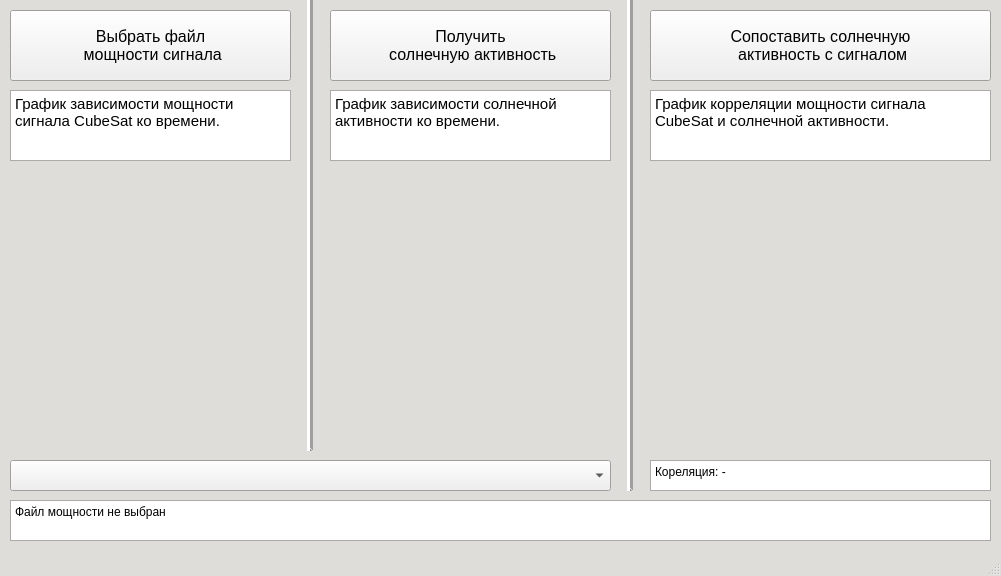
DocD-12/cubsat_data, file main.ui: the form before one commit.
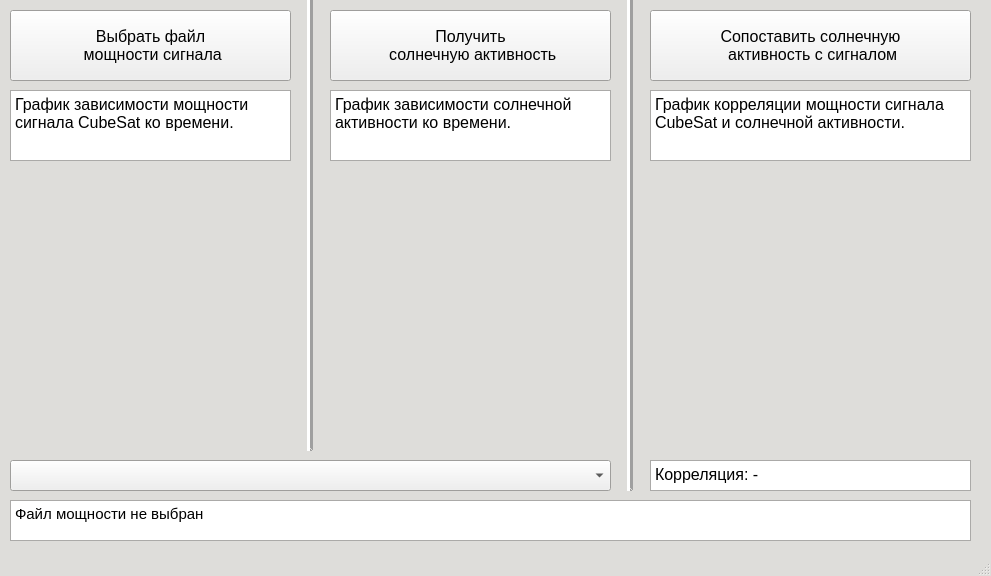
The form after the commit. Icons and pictures are not drawn. Custom widgets are drawn as their Qt base class.

Commit message: main.ui: обновлён дизайн.

```diff
--- a/main.ui
+++ b/main.ui
@@ -6,7 +6,7 @@
    <rect>
     <x>0</x>
     <y>0</y>
-    <width>1001</width>
+    <width>991</width>
     <height>576</height>
    </rect>
   </property>
@@ -209,7 +209,7 @@
      <rect>
       <x>650</x>
       <y>10</y>
-      <width>341</width>
+      <width>321</width>
       <height>71</height>
      </rect>
     </property>
@@ -232,12 +232,17 @@
       <height>71</height>
      </rect>
     </property>
+    <property name="font">
+     <font>
+      <pointsize>12</pointsize>
+     </font>
+    </property>
     <property name="html">
      <string>&lt;!DOCTYPE HTML PUBLIC &quot;-//W3C//DTD HTML 4.0//EN&quot; &quot;http://www.w3.org/TR/REC-html40/strict.dtd&quot;&gt;
 &lt;html&gt;&lt;head&gt;&lt;meta name=&quot;qrichtext&quot; content=&quot;1&quot; /&gt;&lt;style type=&quot;text/css&quot;&gt;
 p, li { white-space: pre-wrap; }
-&lt;/style&gt;&lt;/head&gt;&lt;body style=&quot; font-family:'MS Shell Dlg 2'; font-size:7.8pt; font-weight:400; font-style:normal;&quot;&gt;
-&lt;p style=&quot; margin-top:0px; margin-bottom:0px; margin-left:0px; margin-right:0px; -qt-block-indent:0; text-indent:0px;&quot;&gt;&lt;span style=&quot; font-family:'Ubuntu'; font-size:11pt;&quot;&gt;График зависимости мощности сигнала CubeSat ко времени.&lt;/span&gt;&lt;/p&gt;&lt;/body&gt;&lt;/html&gt;</string>
+&lt;/style&gt;&lt;/head&gt;&lt;body style=&quot; font-family:'Ubuntu'; font-size:12pt; font-weight:400; font-style:normal;&quot;&gt;
+&lt;p style=&quot; margin-top:0px; margin-bottom:0px; margin-left:0px; margin-right:0px; -qt-block-indent:0; text-indent:0px;&quot;&gt;График зависимости мощности сигнала CubeSat ко времени.&lt;/p&gt;&lt;/body&gt;&lt;/html&gt;</string>
     </property>
    </widget>
    <widget class="QTextBrowser" name="textBrowser_three">
@@ -245,22 +250,27 @@
      <rect>
       <x>650</x>
       <y>90</y>
-      <width>341</width>
+      <width>321</width>
       <height>71</height>
      </rect>
     </property>
-    <property name="html">
-     <string>&lt;!DOCTYPE HTML PUBLIC &quot;-//W3C//DTD HTML 4.0//EN&quot; &quot;http://www.w3.org/TR/REC-html40/strict.dtd&quot;&gt;
-&lt;html&gt;&lt;head&gt;&lt;meta name=&quot;qrichtext&quot; content=&quot;1&quot; /&gt;&lt;style type=&quot;text/css&quot;&gt;
-p, li { white-space: pre-wrap; }
-&lt;/style&gt;&lt;/head&gt;&lt;body style=&quot; font-family:'MS Shell Dlg 2'; font-size:7.8pt; font-weight:400; font-style:normal;&quot;&gt;
-&lt;p style=&quot; margin-top:7px; margin-bottom:7px; margin-left:0px; margin-right:0px; -qt-block-indent:0; text-indent:0px;&quot;&gt;&lt;span style=&quot; font-family:'Ubuntu'; font-size:11pt;&quot;&gt;График корреляции мощности сигнала CubeSat и солнечной активности.&lt;/span&gt;&lt;/p&gt;&lt;/body&gt;&lt;/html&gt;</string>
+    <property name="font">
+     <font>
+      <pointsize>12</pointsize>
+     </font>
     </property>
     <property name="markdown" stdset="0">
      <string>График корреляции мощности сигнала CubeSat и солнечной активности.
 
 </string>
     </property>
+    <property name="html">
+     <string>&lt;!DOCTYPE HTML PUBLIC &quot;-//W3C//DTD HTML 4.0//EN&quot; &quot;http://www.w3.org/TR/REC-html40/strict.dtd&quot;&gt;
+&lt;html&gt;&lt;head&gt;&lt;meta name=&quot;qrichtext&quot; content=&quot;1&quot; /&gt;&lt;style type=&quot;text/css&quot;&gt;
+p, li { white-space: pre-wrap; }
+&lt;/style&gt;&lt;/head&gt;&lt;body style=&quot; font-family:'Ubuntu'; font-size:12pt; font-weight:400; font-style:normal;&quot;&gt;
+&lt;p style=&quot; margin-top:7px; margin-bottom:7px; margin-left:0px; margin-right:0px; -qt-block-indent:0; text-indent:0px;&quot;&gt;График корреляции мощности сигнала CubeSat и солнечной активности.&lt;/p&gt;&lt;/body&gt;&lt;/html&gt;</string>
+    </property>
    </widget>
    <widget class="Line" name="line">
     <property name="geometry">
@@ -286,13 +296,13 @@
      <rect>
       <x>10</x>
       <y>500</y>
-      <width>981</width>
+      <width>961</width>
       <height>41</height>
      </rect>
     </property>
     <property name="font">
      <font>
-      <pointsize>9</pointsize>
+      <pointsize>11</pointsize>
      </font>
     </property>
     <property name="lineWrapMode">
@@ -310,7 +320,7 @@
      <rect>
       <x>650</x>
       <y>170</y>
-      <width>341</width>
+      <width>321</width>
       <height>281</height>
      </rect>
     </property>
@@ -355,10 +365,15 @@
      <rect>
       <x>650</x>
       <y>460</y>
-      <width>341</width>
+      <width>321</width>
       <height>31</height>
      </rect>
     </property>
+    <property name="font">
+     <font>
+      <pointsize>11</pointsize>
+     </font>
+    </property>
     <property name="mouseTracking">
      <bool>false</bool>
     </property>
@@ -369,8 +384,8 @@
      <string>&lt;!DOCTYPE HTML PUBLIC &quot;-//W3C//DTD HTML 4.0//EN&quot; &quot;http://www.w3.org/TR/REC-html40/strict.dtd&quot;&gt;
 &lt;html&gt;&lt;head&gt;&lt;meta name=&quot;qrichtext&quot; content=&quot;1&quot; /&gt;&lt;style type=&quot;text/css&quot;&gt;
 p, li { white-space: pre-wrap; }
-&lt;/style&gt;&lt;/head&gt;&lt;body style=&quot; font-family:'MS Shell Dlg 2'; font-size:7.8pt; font-weight:400; font-style:normal;&quot;&gt;
-&lt;p style=&quot; margin-top:0px; margin-bottom:0px; margin-left:0px; margin-right:0px; -qt-block-indent:0; text-indent:0px;&quot;&gt;&lt;span style=&quot; font-family:'Ubuntu'; font-size:9pt;&quot;&gt;Кореляция: -&lt;/span&gt;&lt;/p&gt;&lt;/body&gt;&lt;/html&gt;</string>
+&lt;/style&gt;&lt;/head&gt;&lt;body style=&quot; font-family:'Ubuntu'; font-size:11pt; font-weight:400; font-style:normal;&quot;&gt;
+&lt;p style=&quot; margin-top:0px; margin-bottom:0px; margin-left:0px; margin-right:0px; -qt-block-indent:0; text-indent:0px;&quot;&gt;&lt;span style=&quot; font-size:12pt;&quot;&gt;Корреляция: -&lt;/span&gt;&lt;/p&gt;&lt;/body&gt;&lt;/html&gt;</string>
     </property>
    </widget>
    <widget class="QComboBox" name="comboBox">
@@ -407,7 +422,7 @@
     </property>
     <property name="font">
      <font>
-      <pointsize>8</pointsize>
+      <pointsize>12</pointsize>
       <weight>50</weight>
       <bold>false</bold>
      </font>
@@ -418,18 +433,18 @@
     <property name="tabChangesFocus">
      <bool>false</bool>
     </property>
-    <property name="html">
-     <string>&lt;!DOCTYPE HTML PUBLIC &quot;-//W3C//DTD HTML 4.0//EN&quot; &quot;http://www.w3.org/TR/REC-html40/strict.dtd&quot;&gt;
-&lt;html&gt;&lt;head&gt;&lt;meta name=&quot;qrichtext&quot; content=&quot;1&quot; /&gt;&lt;style type=&quot;text/css&quot;&gt;
-p, li { white-space: pre-wrap; }
-&lt;/style&gt;&lt;/head&gt;&lt;body style=&quot; font-family:'MS Shell Dlg 2'; font-size:8pt; font-weight:400; font-style:normal;&quot;&gt;
-&lt;p style=&quot; margin-top:7px; margin-bottom:7px; margin-left:0px; margin-right:0px; -qt-block-indent:0; text-indent:0px;&quot;&gt;&lt;span style=&quot; font-family:'Ubuntu'; font-size:11pt;&quot;&gt;График зависимости солнечной активности ко времени.&lt;/span&gt;&lt;/p&gt;&lt;/body&gt;&lt;/html&gt;</string>
-    </property>
-    <property name="markdown" stdset="0">
+    <property name="markdown">
      <string>График зависимости солнечной активности ко времени.
 
 </string>
     </property>
+    <property name="html">
+     <string>&lt;!DOCTYPE HTML PUBLIC &quot;-//W3C//DTD HTML 4.0//EN&quot; &quot;http://www.w3.org/TR/REC-html40/strict.dtd&quot;&gt;
+&lt;html&gt;&lt;head&gt;&lt;meta name=&quot;qrichtext&quot; content=&quot;1&quot; /&gt;&lt;style type=&quot;text/css&quot;&gt;
+p, li { white-space: pre-wrap; }
+&lt;/style&gt;&lt;/head&gt;&lt;body style=&quot; font-family:'Ubuntu'; font-size:12pt; font-weight:400; font-style:normal;&quot;&gt;
+&lt;p style=&quot; margin-top:5px; margin-bottom:5px; margin-left:0px; margin-right:0px; -qt-block-indent:0; text-indent:0px;&quot;&gt;График зависимости солнечной активности ко времени.&lt;/p&gt;&lt;/body&gt;&lt;/html&gt;</string>
+    </property>
    </widget>
    <widget class="Line" name="line_2">
     <property name="geometry">
```
Left out of the diff: 7 changed lines with no effect on the pictures.
